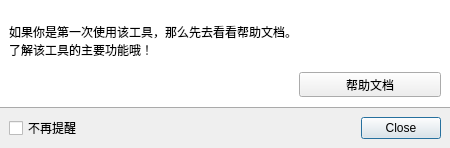
Before: the Qt Designer form DrillGIFActionSequenceEditor/Source/MainModule/firstTip/w_SoftwareFirstTip.ui in DrillUp/DrillGIFActionSequenceEditor, drawn with Qt 5.
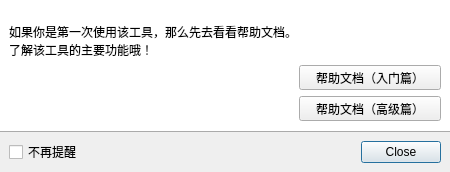
After: the same form once the commit is applied. Icons and pictures are not drawn.

Commit message: 拆分帮助文档

Diff of the .ui file:
```diff
--- a/DrillGIFActionSequenceEditor/Source/MainModule/firstTip/w_SoftwareFirstTip.ui
+++ b/DrillGIFActionSequenceEditor/Source/MainModule/firstTip/w_SoftwareFirstTip.ui
@@ -43,7 +43,7 @@
 }
 </string>
      </property>
-     <layout class="QGridLayout" name="gridLayout" rowstretch="1,0" columnstretch="2,1">
+     <layout class="QGridLayout" name="gridLayout" rowstretch="1,0,0" columnstretch="2,1">
       <property name="bottomMargin">
        <number>11</number>
       </property>
@@ -62,9 +62,6 @@
         </property>
        </widget>
       </item>
-      <item row="1" column="0">
-       <widget class="QWidget" name="widget" native="true"/>
-      </item>
       <item row="1" column="1">
        <widget class="QToolButton" name="toolButton">
         <property name="sizePolicy">
@@ -74,7 +71,7 @@
          </sizepolicy>
         </property>
         <property name="text">
-         <string>帮助文档</string>
+         <string>帮助文档（入门篇）</string>
         </property>
         <property name="icon">
          <iconset resource="../../../drillgifactionsequenceeditor.qrc">
@@ -91,6 +88,35 @@
         </property>
        </widget>
       </item>
+      <item row="2" column="1">
+       <widget class="QToolButton" name="toolButton_2">
+        <property name="sizePolicy">
+         <sizepolicy hsizetype="Preferred" vsizetype="Preferred">
+          <horstretch>0</horstretch>
+          <verstretch>0</verstretch>
+         </sizepolicy>
+        </property>
+        <property name="text">
+         <string>帮助文档（高级篇）</string>
+        </property>
+        <property name="icon">
+         <iconset resource="../../../drillgifactionsequenceeditor.qrc">
+          <normaloff>:/DrillGIFActionSequenceEditor/Resources/icons/nav/Help.png</normaloff>:/DrillGIFActionSequenceEditor/Resources/icons/nav/Help.png</iconset>
+        </property>
+        <property name="iconSize">
+         <size>
+          <width>20</width>
+          <height>20</height>
+         </size>
+        </property>
+        <property name="toolButtonStyle">
+         <enum>Qt::ToolButtonTextBesideIcon</enum>
+        </property>
+       </widget>
+      </item>
+      <item row="1" column="0" rowspan="2">
+       <widget class="QWidget" name="widget" native="true"/>
+      </item>
      </layout>
     </widget>
    </item>
```
The commit also changes 6 other files.
